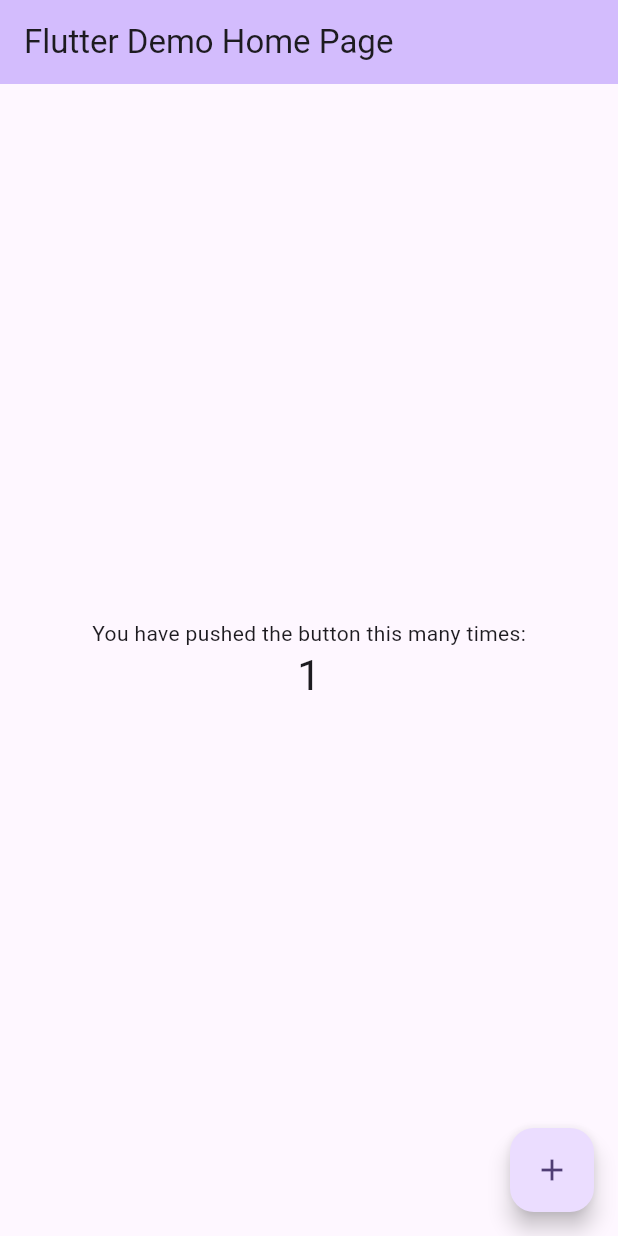
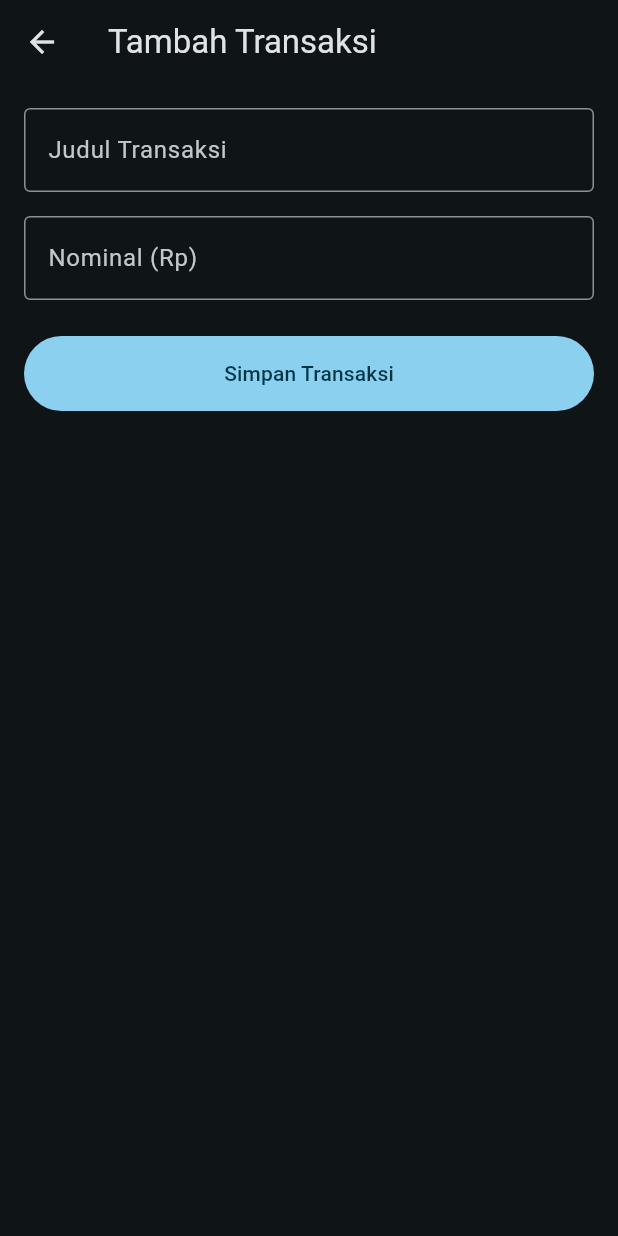
Before and after one commit to Garaku-kuyashi/APP-Manajemen-Keuangan, a Flutter app: the screen it shows after launch, after a tap on the "add" icon, on a phone screen of 412 x 824 dp. Run offline on Flutter 3.47's test engine with Material 3 defaults, Android fonts, the phone set to English and light mode, and no system bars; our stand-ins replace equatable, flutter_bloc, get_it, go_router.

Commit message:
first look

```diff
--- /dev/null
+++ b/lib/features/transaction/presentation/cubit/transaction_cubit.dart
@@ -0,0 +1,48 @@
+import 'package:flutter_bloc/flutter_bloc.dart';
+import '../../domain/entities/transaction_entity.dart';
+import '../../domain/usecases/transaction_usecases.dart';
+import 'transaction_state.dart';
+
+class TransactionCubit extends Cubit<TransactionState> {
+  final GetTransactionsUseCase getTransactions;
+  final AddTransactionUseCase addTransaction;
+  final UpdateTransactionUseCase updateTransaction;
+  final DeleteTransactionUseCase deleteTransaction;
+
+  TransactionCubit({
+    required this.getTransactions,
+    required this.addTransaction,
+    required this.updateTransaction,
+    required this.deleteTransaction,
+  }) : super(DataInitial());
+
+  Future<void> loadTransactions() async {
+    emit(DataLoading());
+    try {
+      final data = await getTransactions.execute();
+      emit(DataSuccess(transactions: data));
+    } catch (e) {
+      emit(DataError(message: e.toString()));
+    }
+  }
+
+  Future<void> add(TransactionEntity transaction) async {
+    emit(DataLoading());
+    try {
+      await addTransaction.execute(transaction);
+      await loadTransactions();
+    } catch (e) {
+      emit(DataError(message: e.toString()));
+    }
+  }
+
+  Future<void> delete(String id) async {
+    emit(DataLoading());
+    try {
+      await deleteTransaction.execute(id);
+      await loadTransactions();
+    } catch (e) {
+      emit(DataError(message: e.toString()));
+    }
+  }
+}
--- /dev/null
+++ b/lib/features/transaction/presentation/cubit/transaction_state.dart
@@ -0,0 +1,31 @@
+import 'package:equatable/equatable.dart';
+import '../../domain/entities/transaction_entity.dart';
+
+sealed class TransactionState extends Equatable {
+  const TransactionState();
+
+  @override
+  List<Object?> get props => [];
+}
+
+class DataInitial extends TransactionState {}
+
+class DataLoading extends TransactionState {}
+
+class DataSuccess extends TransactionState {
+  final List<TransactionEntity> transactions;
+
+  const DataSuccess({required this.transactions});
+
+  @override
+  List<Object?> get props => [transactions];
+}
+
+class DataError extends TransactionState {
+  final String message;
+
+  const DataError({required this.message});
+
+  @override
+  List<Object?> get props => [message];
+}
--- /dev/null
+++ b/lib/features/transaction/presentation/pages/transaction_dashboard.dart
@@ -0,0 +1,133 @@
+import 'package:flutter/material.dart';
+import 'package:flutter_bloc/flutter_bloc.dart';
+import 'package:go_router/go_router.dart';
+import '../cubit/transaction_cubit.dart';
+import '../cubit/transaction_state.dart';
+
+class TransactionDashboard extends StatefulWidget {
+  const TransactionDashboard({super.key});
+
+  @override
+  State<TransactionDashboard> createState() => _TransactionDashboardState();
+}
+
+class _TransactionDashboardState extends State<TransactionDashboard> {
+  int _navIndex = 0;
+
+  @override
+  void initState() {
+    super.initState();
+    // Memuat data pertama kali saat layar dibuka
+    context.read<TransactionCubit>().loadTransactions();
+  }
+
+  @override
+  Widget build(BuildContext context) {
+    // Deteksi ukuran layar untuk tata letak adaptif (Modul 5)
+    final isMobile = MediaQuery.sizeOf(context).width < 600;
+
+    // 5 Menu navigasi utama sesuai referensi desain
+    final destinations = const [
+      NavigationDestination(icon: Icon(Icons.home_outlined), label: 'Home'),
+      NavigationDestination(icon: Icon(Icons.account_balance_wallet_outlined), label: 'Wallet'),
+      NavigationDestination(icon: Icon(Icons.search), label: 'Search'),
+      NavigationDestination(icon: Icon(Icons.bar_chart), label: 'Report'),
+      NavigationDestination(icon: Icon(Icons.more_horiz), label: 'More'),
+    ];
+
+    final railDestinations = destinations.map((d) =>
+      NavigationRailDestination(icon: d.icon, label: Text(d.label))
+    ).toList();
+
+    // Konten utama yang dilindungi SafeArea (Modul 3)
+    final content = SafeArea(
+      child: Column(
+        crossAxisAlignment: CrossAxisAlignment.stretch,
+        children: [
+          Card(
+            margin: const EdgeInsets.all(16),
+            color: Theme.of(context).colorScheme.surfaceVariant,
+            child: Padding(
+              padding: const EdgeInsets.all(16.0),
+              child: Column(
+                crossAxisAlignment: CrossAxisAlignment.start,
+                children: [
+                  const Text('My Wallet 🔒', style: TextStyle(color: Colors.grey)),
+                  const SizedBox(height: 8),
+                  Text(
+                    'Rp 5.000.000',
+                    style: Theme.of(context).textTheme.headlineLarge?.copyWith(fontWeight: FontWeight.bold)
+                  ),
+                ],
+              ),
+            ),
+          ),
+          const Padding(
+            padding: EdgeInsets.symmetric(horizontal: 16.0),
+            child: Text('Transactions', style: TextStyle(fontSize: 18, fontWeight: FontWeight.bold)),
+          ),
+          const SizedBox(height: 8),
+          Expanded(
+            child: BlocBuilder<TransactionCubit, TransactionState>(
+              builder: (context, state) {
+                return switch (state) {
+                  DataInitial() => const Center(child: Text('Menyiapkan Data...')),
+                  DataLoading() => const Center(child: CircularProgressIndicator.adaptive()),
+                  DataError(:final message) => Center(child: Text('Galat: $message')),
+                  DataSuccess(:final transactions) => transactions.isEmpty
+                    ? const Center(child: Text('Belum ada transaksi.'))
+                    // Menggunakan ListView.builder untuk hemat memori (Modul 3)
+                    : ListView.builder(
+                        itemCount: transactions.length,
+                        itemBuilder: (context, index) {
+                          final item = transactions[index];
+                          return ListTile(
+                            title: Row(
+                              children: [
+                                // Mencegah galat overflow teks panjang (Modul 3)
+                                Expanded(
+                                  child: Text(item.title, maxLines: 1, overflow: TextOverflow.ellipsis)
+                                ),
+                                Text('Rp ${item.amount}', style: const TextStyle(fontWeight: FontWeight.bold)),
+                              ],
+                            ),
+                            subtitle: Text(item.date.toString().substring(0, 10)),
+                            trailing: IconButton(
+                              icon: const Icon(Icons.delete, color: Colors.redAccent),
+                              onPressed: () => context.read<TransactionCubit>().delete(item.id),
+                            ),
+                          );
+                        },
+                      ),
+                };
+              },
+            ),
+          ),
+        ],
+      ),
+    );
+
+    return Scaffold(
+      floatingActionButton: FloatingActionButton(
+        onPressed: () => context.push('/form'), // Navigasi GoRouter (Modul 4)
+        child: const Icon(Icons.add),
+      ),
+      // Menerapkan tata letak responsif adaptif
+      body: isMobile ? content : Row(
+        children: [
+          NavigationRail(
+            selectedIndex: _navIndex,
+            onDestinationSelected: (val) => setState(() => _navIndex = val),
+            destinations: railDestinations,
+          ),
+          Expanded(child: content),
+        ],
+      ),
+      bottomNavigationBar: isMobile ? NavigationBar(
+        selectedIndex: _navIndex,
+        onDestinationSelected: (val) => setState(() => _navIndex = val),
+        destinations: destinations,
+      ) : null,
+    );
+  }
+}
--- /dev/null
+++ b/lib/features/transaction/presentation/pages/transaction_form_page.dart
@@ -0,0 +1,150 @@
+import 'package:flutter/material.dart';
+import 'package:flutter_bloc/flutter_bloc.dart';
+import 'package:go_router/go_router.dart';
+import '../../domain/entities/transaction_entity.dart';
+import '../cubit/transaction_cubit.dart';
+import '../cubit/transaction_state.dart';
+
+class TransactionFormPage extends StatefulWidget {
+  const TransactionFormPage({super.key});
+
+  @override
+  State<TransactionFormPage> createState() => _TransactionFormPageState();
+}
+
+class _TransactionFormPageState extends State<TransactionFormPage> {
+  // GlobalKey untuk validasi form terpusat (Modul 4)
+  final _formKey = GlobalKey<FormState>();
+
+  late final TextEditingController _titleCtrl;
+  late final TextEditingController _amountCtrl;
+
+  @override
+  void initState() {
+    super.initState();
+    _titleCtrl = TextEditingController();
+    _amountCtrl = TextEditingController();
+  }
+
+  @override
+  void dispose() {
+    // WAJIB: Membersihkan controller untuk mencegah kebocoran memori (Modul 4)
+    _titleCtrl.dispose();
+    _amountCtrl.dispose();
+    super.dispose();
+  }
+
+  void _submit() {
+    // WAJIB: Menutup keyboard virtual HP saat submit (Modul 4)
+    FocusScope.of(context).unfocus();
+
+    if (_formKey.currentState!.validate()) {
+      final newTx = TransactionEntity(
+        id: DateTime.now().millisecondsSinceEpoch.toString(),
+        title: _titleCtrl.text.trim(),
+        amount: int.parse(_amountCtrl.text.trim()),
+        date: DateTime.now(),
+      );
+
+      // Panggil aksi tambah di Cubit
+      context.read<TransactionCubit>().add(newTx);
+    }
+  }
+
+  @override
+  Widget build(BuildContext context) {
+    return Scaffold(
+      appBar: AppBar(title: const Text('Tambah Transaksi')),
+      // BlocListener khusus untuk menangani Side Effects seperti SnackBar & Navigasi (Modul 6)
+      body: BlocListener<TransactionCubit, TransactionState>(
+        listener: (context, state) {
+          if (state is DataSuccess) {
+            ScaffoldMessenger.of(context).showSnackBar(
+              const SnackBar(
+                content: Text('Transaksi berhasil disimpan!'),
+                backgroundColor: Colors.green,
+              ),
+            );
+            context.pop(); // Kembali ke Dashboard via GoRouter (Modul 4)
+          } else if (state is DataError) {
+            ScaffoldMessenger.of(context).showSnackBar(
+              SnackBar(
+                content: Text(state.message),
+                backgroundColor: Colors.red,
+              ),
+            );
+          }
+        },
+        child: SafeArea(
+          // SingleChildScrollView agar form tidak overflow saat keyboard muncul (Modul 3)
+          child: SingleChildScrollView(
+            padding: const EdgeInsets.all(16.0),
+            child: Form(
+              key: _formKey,
+              child: Column(
+                children: [
+                  // TextFormField untuk Judul
+                  TextFormField(
+                    controller: _titleCtrl,
+                    decoration: const InputDecoration(
+                      labelText: 'Judul Transaksi',
+                      hintText: 'Misal: Beli Kopi Kampus',
+                      border: OutlineInputBorder(),
+                    ),
+                    textInputAction: TextInputAction.next,
+                    validator: (val) {
+                      if (val == null || val.trim().isEmpty) {
+                        return 'Judul transaksi wajib diisi!';
+                      }
+                      return null;
+                    },
+                  ),
+                  const SizedBox(height: 16),
+
+                  // TextFormField untuk Nominal
+                  TextFormField(
+                    controller: _amountCtrl,
+                    decoration: const InputDecoration(
+                      labelText: 'Nominal (Rp)',
+                      hintText: 'Misal: 25000',
+                      border: OutlineInputBorder(),
+                    ),
+                    keyboardType: TextInputType.number,
+                    textInputAction: TextInputAction.done,
+                    validator: (val) {
+                      if (val == null || val.trim().isEmpty) {
+                        return 'Nominal wajib diisi!';
+                      }
+                      if (int.tryParse(val.trim()) == null) {
+                        return 'Nominal harus berupa angka valid!';
+                      }
+                      return null;
+                    },
+                  ),
+                  const SizedBox(height: 24),
+
+                  // Tombol Submit
+                  SizedBox(
+                    width: double.infinity,
+                    height: 50,
+                    child: BlocBuilder<TransactionCubit, TransactionState>(
+                      builder: (context, state) {
+                        if (state is DataLoading) {
+                          return const Center(child: CircularProgressIndicator.adaptive());
+                        }
+                        return FilledButton(
+                          onPressed: _submit,
+                          child: const Text('Simpan Transaksi'),
+                        );
+                      },
+                    ),
+                  ),
+                ],
+              ),
+            ),
+          ),
+        ),
+      ),
+    );
+  }
+}
--- a/lib/main.dart
+++ b/lib/main.dart
@@ -1,121 +1,85 @@
 import 'package:flutter/material.dart';
+import 'package:flutter_bloc/flutter_bloc.dart';
+import 'package:go_router/go_router.dart';
 
+// Import Service Locator (Injeksi Dependensi)
+
+// Import Cubit
+import 'features/transaction/presentation/cubit/transaction_cubit.dart';
+
+// Import Pages
+import 'features/transaction/presentation/pages/transaction_dashboard.dart';
+import 'features/transaction/presentation/pages/transaction_form_page.dart';
+import 'package:get_it/get_it.dart';
+import '../../features/transaction/data/repositories/transaction_repository_impl.dart';
+import '../../features/transaction/domain/repositories/transaction_repository.dart';
+import '../../features/transaction/domain/usecases/transaction_usecases.dart';
+final sl = GetIt.instance;
+
+void initDI() {
+  // 1. Cubit (Factory: Selalu buat instance baru saat halaman dibuka)
+  sl.registerFactory<TransactionCubit>(() => TransactionCubit(
+        getTransactions: sl(),
+        addTransaction: sl(),
+        updateTransaction: sl(),
+        deleteTransaction: sl(),
+      ));
+
+  // 2. Use Cases (LazySingleton)
+  sl.registerLazySingleton(() => GetTransactionsUseCase(sl()));
+  sl.registerLazySingleton(() => AddTransactionUseCase(sl()));
+  sl.registerLazySingleton(() => UpdateTransactionUseCase(sl()));
+  sl.registerLazySingleton(() => DeleteTransactionUseCase(sl()));
+
+  // 3. Repository (LazySingleton)
+  sl.registerLazySingleton<TransactionRepository>(
+      () => TransactionRepositoryImpl());
+}
 void main() {
-  runApp(const MyApp());
+  WidgetsFlutterBinding.ensureInitialized();
+
+  // 1. Inisialisasi Dependency Injection GetIt (Modul 7)
+  initDI();
+
+  runApp(const MyMoneyApp());
 }
 
-class MyApp extends StatelessWidget {
-  const MyApp({super.key});
-
-  // This widget is the root of your application.
-  @override
-  Widget build(BuildContext context) {
-    return MaterialApp(
-      title: 'Flutter Demo',
-      theme: ThemeData(
-        // This is the theme of your application.
-        //
-        // TRY THIS: Try running your application with "flutter run". You'll see
-        // the application has a purple toolbar. Then, without quitting the app,
-        // try changing the seedColor in the colorScheme below to Colors.green
-        // and then invoke "hot reload" (save your changes or press the "hot
-        // reload" button in a Flutter-supported IDE, or press "r" if you used
-        // the command line to start the app).
-        //
-        // Notice that the counter didn't reset back to zero; the application
-        // state is not lost during the reload. To reset the state, use hot
-        // restart instead.
-        //
-        // This works for code too, not just values: Most code changes can be
-        // tested with just a hot reload.
-        colorScheme: .fromSeed(seedColor: Colors.deepPurple),
-      ),
-      home: const MyHomePage(title: 'Flutter Demo Home Page'),
-    );
-  }
-}
-
-class MyHomePage extends StatefulWidget {
-  const MyHomePage({super.key, required this.title});
-
-  // This widget is the home page of your application. It is stateful, meaning
-  // that it has a State object (defined below) that contains fields that affect
-  // how it looks.
-
-  // This class is the configuration for the state. It holds the values (in this
-  // case the title) provided by the parent (in this case the App widget) and
-  // used by the build method of the State. Fields in a Widget subclass are
-  // always marked "final".
-
-  final String title;
-
-  @override
-  State<MyHomePage> createState() => _MyHomePageState();
-}
-
-class _MyHomePageState extends State<MyHomePage> {
-  int _counter = 0;
-
-  void _incrementCounter() {
-    setState(() {
-      // This call to setState tells the Flutter framework that something has
-      // changed in this State, which causes it to rerun the build method below
-      // so that the display can reflect the updated values. If we changed
-      // _counter without calling setState(), then the build method would not be
-      // called again, and so nothing would appear to happen.
-      _counter++;
-    });
-  }
+class MyMoneyApp extends StatelessWidget {
+  const MyMoneyApp({super.key});
 
   @override
   Widget build(BuildContext context) {
-    // This method is rerun every time setState is called, for instance as done
-    // by the _incrementCounter method above.
-    //
-    // The Flutter framework has been optimized to make rerunning build methods
-    // fast, so that you can just rebuild anything that needs updating rather
-    // than having to individually change instances of widgets.
-    return Scaffold(
-      appBar: AppBar(
-        // TRY THIS: Try changing the color here to a specific color (to
-        // Colors.amber, perhaps?) and trigger a hot reload to see the AppBar
-        // change color while the other colors stay the same.
-        backgroundColor: Theme.of(context).colorScheme.inversePrimary,
-        // Here we take the value from the MyHomePage object that was created by
-        // the App.build method, and use it to set our appbar title.
-        title: Text(widget.title),
-      ),
-      body: Center(
-        // Center is a layout widget. It takes a single child and positions it
-        // in the middle of the parent.
-        child: Column(
-          // Column is also a layout widget. It takes a list of children and
-          // arranges them vertically. By default, it sizes itself to fit its
-          // children horizontally, and tries to be as tall as its parent.
-          //
-          // Column has various properties to control how it sizes itself and
-          // how it positions its children. Here we use mainAxisAlignment to
-          // center the children vertically; the main axis here is the vertical
-          // axis because Columns are vertical (the cross axis would be
-          // horizontal).
-          //
-          // TRY THIS: Invoke "debug painting" (choose the "Toggle Debug Paint"
-          // action in the IDE, or press "p" in the console), to see the
-          // wireframe for each widget.
-          mainAxisAlignment: .center,
-          children: [
-            const Text('You have pushed the button this many times:'),
-            Text(
-              '$_counter',
-              style: Theme.of(context).textTheme.headlineMedium,
-            ),
-          ],
+    // 2. Konfigurasi Navigasi Deklaratif GoRouter (Modul 4)
+    final GoRouter router = GoRouter(
+      initialLocation: '/',
+      routes: [
+        GoRoute(
+          path: '/',
+          builder: (context, state) => const TransactionDashboard(),
         ),
-      ),
-      floatingActionButton: FloatingActionButton(
-        onPressed: _incrementCounter,
-        tooltip: 'Increment',
-        child: const Icon(Icons.add),
+        GoRoute(
+          path: '/form',
+          builder: (context, state) => const TransactionFormPage(),
+        ),
+      ],
+    );
+
+    // 3. Menyediakan Cubit ke seluruh pohon widget (Modul 6)
+    return MultiBlocProvider(
+      providers: [
+        // Mengambil instance Cubit dari GetIt (sl = Service Locator)
+        BlocProvider<TransactionCubit>(create: (_) => sl<TransactionCubit>()),
+      ],
+      child: MaterialApp.router(
+        debugShowCheckedModeBanner: false,
+        title: 'MyMoney',
+        routerConfig: router,
+        // 4. Konfigurasi Material 3 & Tema Gelap (Modul 5)
+        theme: ThemeData(
+          useMaterial3: true,
+          colorSchemeSeed: Colors.blueGrey,
+          brightness: Brightness.dark,
+        ),
       ),
     );
   }
```
Also changed, not shown: 1 other file.
